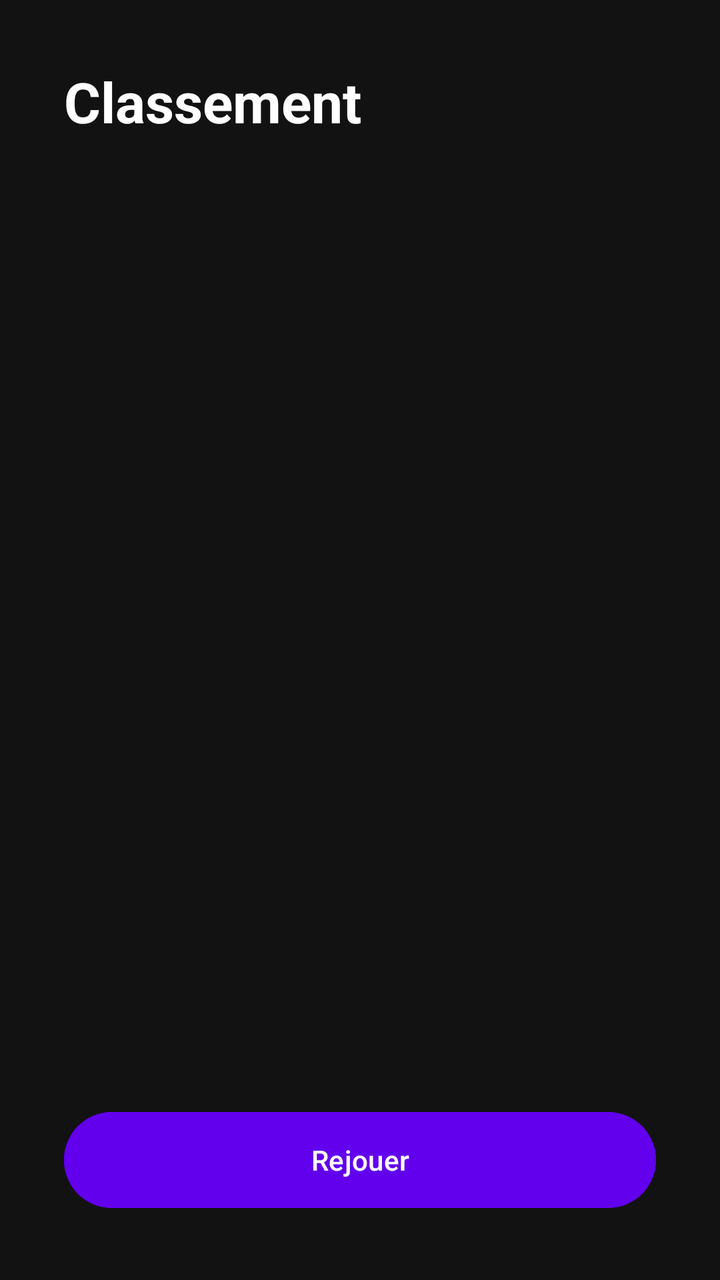
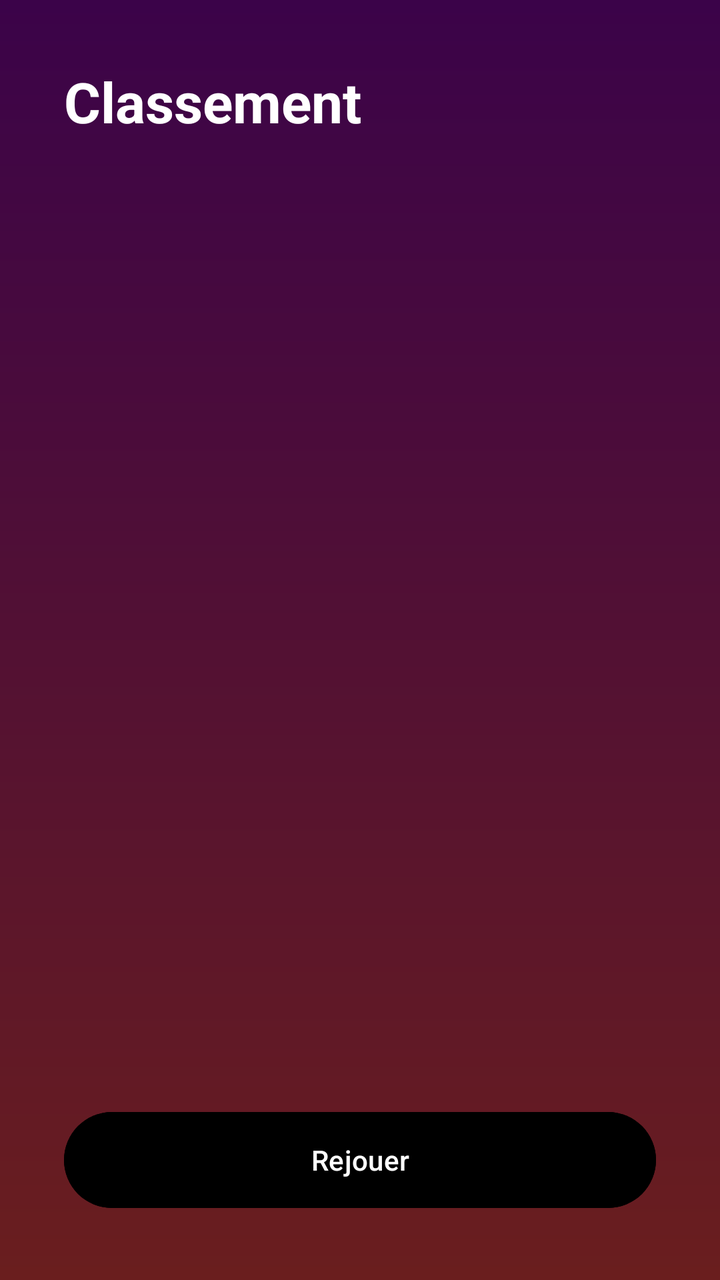

Two renders of the same Android screen: before a commit and after it. Below are the layout's source before the change and the commit's diff.
<!-- AndroidManifest.xml: application theme Theme.Rien_a_Cacher -->
<!-- res/layout/activity_leaderboard.xml -->
<?xml version="1.0" encoding="utf-8"?>
<LinearLayout xmlns:android="http://schemas.android.com/apk/res/android"
    android:layout_width="match_parent"
    android:layout_height="match_parent"
    android:orientation="vertical"
    android:background="#121212"
    android:padding="32dp">

    <TextView
        android:layout_width="wrap_content"
        android:layout_height="wrap_content"
        android:text="Classement"
        android:textSize="28sp"
        android:textStyle="bold"
        android:textColor="#FFFFFF"
        android:layout_marginBottom="32dp" />

    
    <LinearLayout
        android:id="@+id/leaderboardContainer"
        android:layout_width="match_parent"
        android:layout_height="0dp"
        android:layout_weight="1"
        android:orientation="vertical" />

    <Button
        android:id="@+id/btnReplay"
        android:layout_width="match_parent"
        android:layout_height="56dp"
        android:text="Rejouer"
        android:textColor="#FFFFFF"
        android:backgroundTint="#6200EE"
        android:layout_marginTop="24dp" />

</LinearLayout>
<!-- resources referenced by this layout -->
<resources>
  <style name="Theme.Rien_a_Cacher" parent="Base.Theme.Rien_a_Cacher" />
  <style name="Base.Theme.Rien_a_Cacher" parent="Theme.Material3.DayNight.NoActionBar">
          
          
      </style>
</resources>

<!-- the commit's change to res/layout/activity_leaderboard.xml (unified diff, before → after) -->
@@ -1,35 +1,35 @@
 <?xml version="1.0" encoding="utf-8"?>
-<LinearLayout xmlns:android="http://schemas.android.com/apk/res/android"
+<LinearLayout
+    xmlns:android="http://schemas.android.com/apk/res/android"
     android:layout_width="match_parent"
     android:layout_height="match_parent"
     android:orientation="vertical"
-    android:background="#121212"
-    android:padding="32dp">
+    android:background="@drawable/background_gradient"
+    android:padding="32sp">
 
     <TextView
         android:layout_width="wrap_content"
         android:layout_height="wrap_content"
-        android:text="Classement"
+        android:text="@string/ranking"
         android:textSize="28sp"
         android:textStyle="bold"
         android:textColor="#FFFFFF"
-        android:layout_marginBottom="32dp" />
+        android:layout_marginBottom="32sp" />
 
     
     <LinearLayout
         android:id="@+id/leaderboardContainer"
         android:layout_width="match_parent"
-        android:layout_height="0dp"
+        android:layout_height="0sp"
         android:layout_weight="1"
         android:orientation="vertical" />
 
     <Button
         android:id="@+id/btnReplay"
         android:layout_width="match_parent"
-        android:layout_height="56dp"
-        android:text="Rejouer"
+        android:layout_height="56sp"
+        android:text="@string/retry"
         android:textColor="#FFFFFF"
-        android:backgroundTint="#6200EE"
-        android:layout_marginTop="24dp" />
-
+        android:backgroundTint="#000"
+        android:layout_marginTop="24sp" />
 </LinearLayout>
<!-- resource entries referenced after the edit -->
@@ -1,5 +1,18 @@
 <!-- resources referenced by this layout -->
 <resources>
+  <!-- drawable background_gradient (drawable) -->
+  <?xml version="1.0" encoding="utf-8"?>
+  <shape
+      xmlns:android="http://schemas.android.com/apk/res/android"
+      android:shape="rectangle">
+      <gradient
+          android:type="linear"
+          android:startColor="#3B0349"
+          android:endColor="#6A1E1E"
+          android:angle="200" />
+  </shape>
+  <string name="ranking">Classement</string>
+  <string name="retry">Rejouer</string>
   <style name="Theme.Rien_a_Cacher" parent="Base.Theme.Rien_a_Cacher" />
   <style name="Base.Theme.Rien_a_Cacher" parent="Theme.Material3.DayNight.NoActionBar">
           
